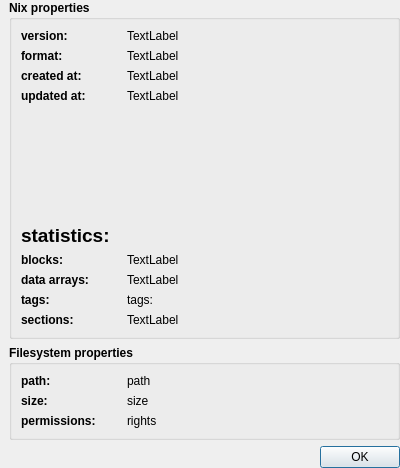
Above: dialogs/filepropertiesdialog.ui from bendalab/NixView before the change. Below: the same form after it.
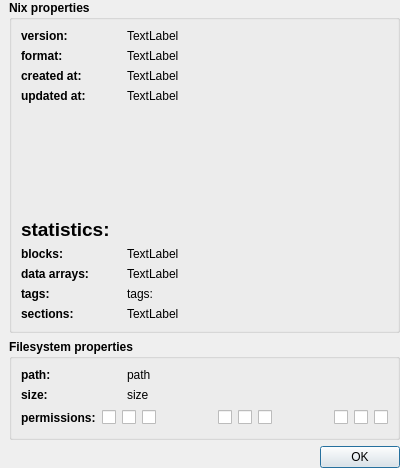
That is the form after the change.

Commit message: [fileprops] read file permissions

Patch:
```diff
--- a/dialogs/filepropertiesdialog.ui
+++ b/dialogs/filepropertiesdialog.ui
@@ -468,17 +468,124 @@
          </widget>
         </item>
         <item>
-         <widget class="QLabel" name="file_rights">
-          <property name="font">
-           <font>
-            <weight>50</weight>
-            <bold>false</bold>
-           </font>
-          </property>
-          <property name="text">
-           <string>rights</string>
-          </property>
-         </widget>
+         <layout class="QHBoxLayout" name="horizontalLayout_12">
+          <item>
+           <widget class="QCheckBox" name="owner_read">
+            <property name="toolTip">
+             <string>owner read</string>
+            </property>
+            <property name="text">
+             <string/>
+            </property>
+           </widget>
+          </item>
+          <item>
+           <widget class="QCheckBox" name="owner_write">
+            <property name="toolTip">
+             <string>owner write</string>
+            </property>
+            <property name="text">
+             <string/>
+            </property>
+           </widget>
+          </item>
+          <item>
+           <widget class="QCheckBox" name="owner_exec">
+            <property name="toolTip">
+             <string>owner execute</string>
+            </property>
+            <property name="text">
+             <string/>
+            </property>
+           </widget>
+          </item>
+          <item>
+           <spacer name="horizontalSpacer">
+            <property name="orientation">
+             <enum>Qt::Horizontal</enum>
+            </property>
+            <property name="sizeHint" stdset="0">
+             <size>
+              <width>40</width>
+              <height>20</height>
+             </size>
+            </property>
+           </spacer>
+          </item>
+          <item>
+           <widget class="QCheckBox" name="group_read">
+            <property name="toolTip">
+             <string>group read</string>
+            </property>
+            <property name="text">
+             <string/>
+            </property>
+           </widget>
+          </item>
+          <item>
+           <widget class="QCheckBox" name="group_write">
+            <property name="toolTip">
+             <string>group write</string>
+            </property>
+            <property name="text">
+             <string/>
+            </property>
+           </widget>
+          </item>
+          <item>
+           <widget class="QCheckBox" name="group_exec">
+            <property name="toolTip">
+             <string>group execute</string>
+            </property>
+            <property name="text">
+             <string/>
+            </property>
+           </widget>
+          </item>
+          <item>
+           <spacer name="horizontalSpacer_2">
+            <property name="orientation">
+             <enum>Qt::Horizontal</enum>
+            </property>
+            <property name="sizeHint" stdset="0">
+             <size>
+              <width>40</width>
+              <height>20</height>
+             </size>
+            </property>
+           </spacer>
+          </item>
+          <item>
+           <widget class="QCheckBox" name="all_read">
+            <property name="toolTip">
+             <string>all read</string>
+            </property>
+            <property name="text">
+             <string/>
+            </property>
+           </widget>
+          </item>
+          <item>
+           <widget class="QCheckBox" name="all_write">
+            <property name="toolTip">
+             <string>all write</string>
+            </property>
+            <property name="text">
+             <string/>
+            </property>
+           </widget>
+          </item>
+          <item>
+           <widget class="QCheckBox" name="all_exec">
+            <property name="toolTip">
+             <string>all execute</string>
+            </property>
+            <property name="text">
+             <string/>
+            </property>
+           </widget>
+          </item>
+         </layout>
         </item>
        </layout>
       </item>
```
Left out of the diff: 5 changed lines with no effect on the pictures. The commit also changes 1 other file.
